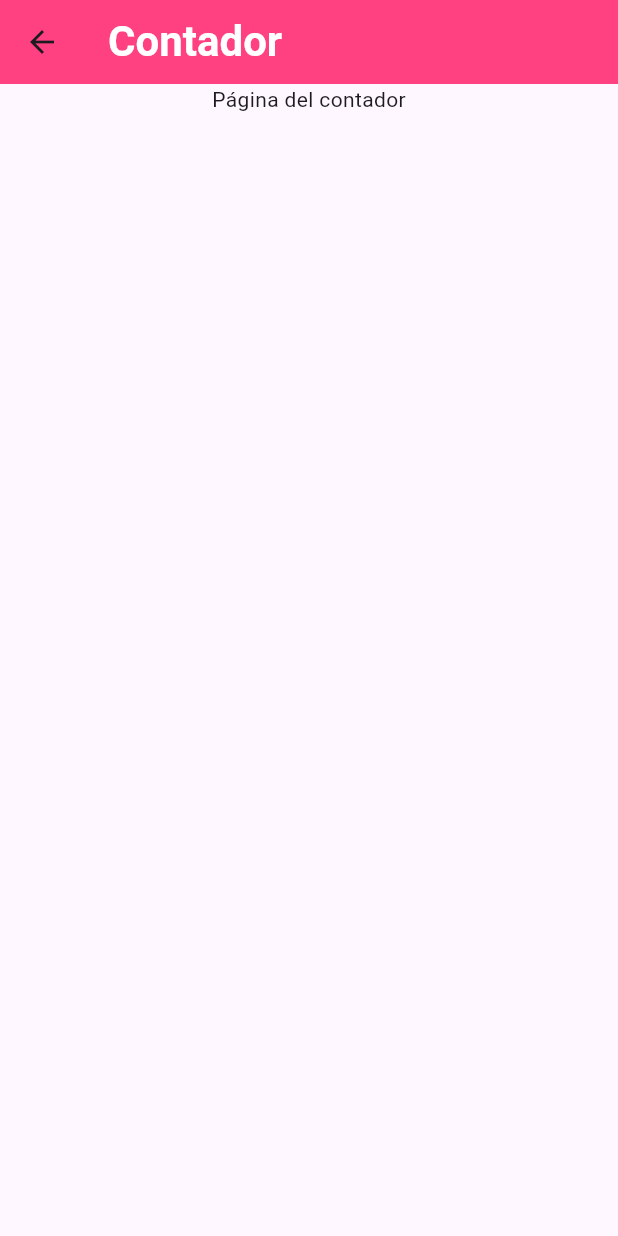
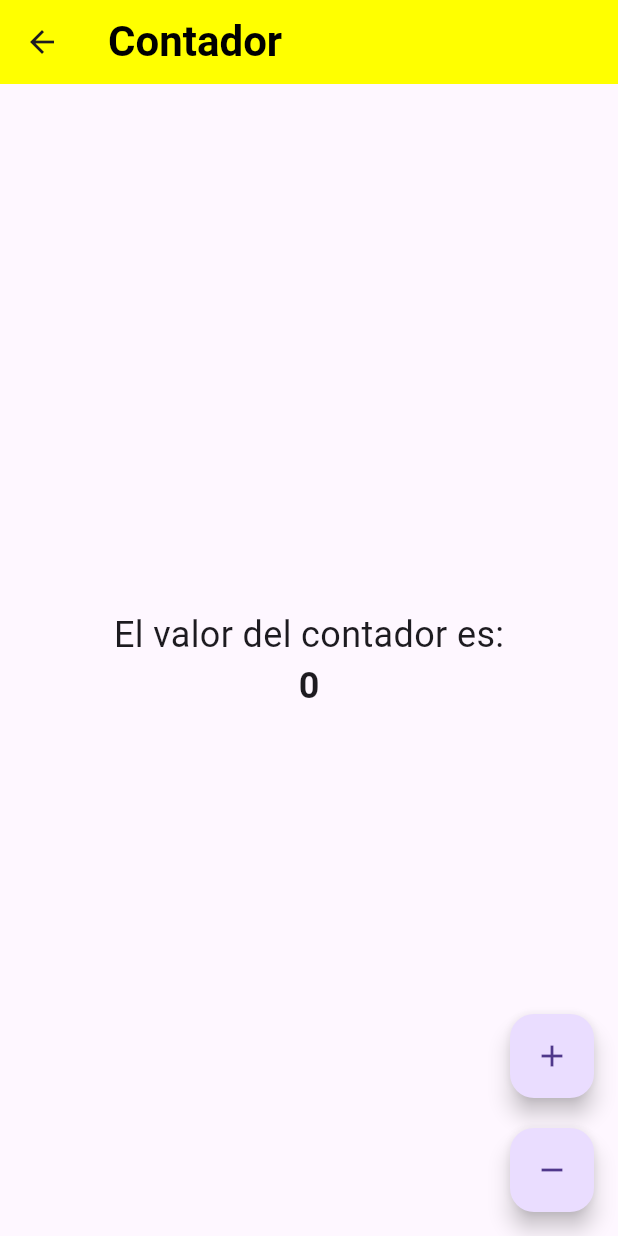
Before and after one commit to ElGg01/general_app, a Flutter app: the Counter screen opened by its route, on a phone screen of 412 x 824 dp. Run offline on Flutter 3.47's test engine with Material 3 defaults, Android fonts, the phone set to English and light mode, and no system bars.

Commit message:
Update counter.dart

```diff
--- a/lib/pages/counter.dart
+++ b/lib/pages/counter.dart
@@ -8,22 +8,62 @@ class Counter extends StatefulWidget {
 }
 
 class _CounterState extends State<Counter> {
+  int _contador = 0;
+
+  void _incrementCounter() {
+    setState(() {
+      _contador++;
+    });
+  }
+
+  void _decrementCounter() {
+    setState(() {
+      _contador--;
+    });
+  }
+
   @override
   Widget build(BuildContext context) {
     return Scaffold(
         appBar: AppBar(
           title: const Text('Contador'),
-        backgroundColor: Colors.pinkAccent,
+          backgroundColor: Colors.yellowAccent,
           titleTextStyle: const TextStyle(
-            color: Colors.white, fontSize: 28, fontWeight: FontWeight.bold),
+              color: Colors.black, fontSize: 28, fontWeight: FontWeight.bold),
         ),
-      body: const Center(
+        body: Center(
           child: Column(
+            mainAxisAlignment: MainAxisAlignment.center,
             children: [
-            Text('Página del contador'),
+              const Text(
+                'El valor del contador es:',
+                style: TextStyle(fontSize: 24),
+              ),
+              Text(
+                '$_contador',
+                style:
+                    const TextStyle(fontSize: 24, fontWeight: FontWeight.bold),
+              )
             ],
           ),
         ),
-    );
+        floatingActionButton: Column(
+          mainAxisAlignment: MainAxisAlignment.end,
+          children: [
+            FloatingActionButton(
+              heroTag: 'Plus',
+              onPressed: _incrementCounter,
+              tooltip: 'Incrementa el contador',
+              child: const Icon(Icons.add),
+            ),
+            const SizedBox(height: 20),
+            FloatingActionButton(
+              heroTag: 'Minus',
+              onPressed: _decrementCounter,
+              tooltip: 'Decrementa el contador',
+              child: const Icon(Icons.remove),
+            )
+          ],
+        ));
   }
 }
```
Lines whose indentation alone changed are shown as unchanged.
